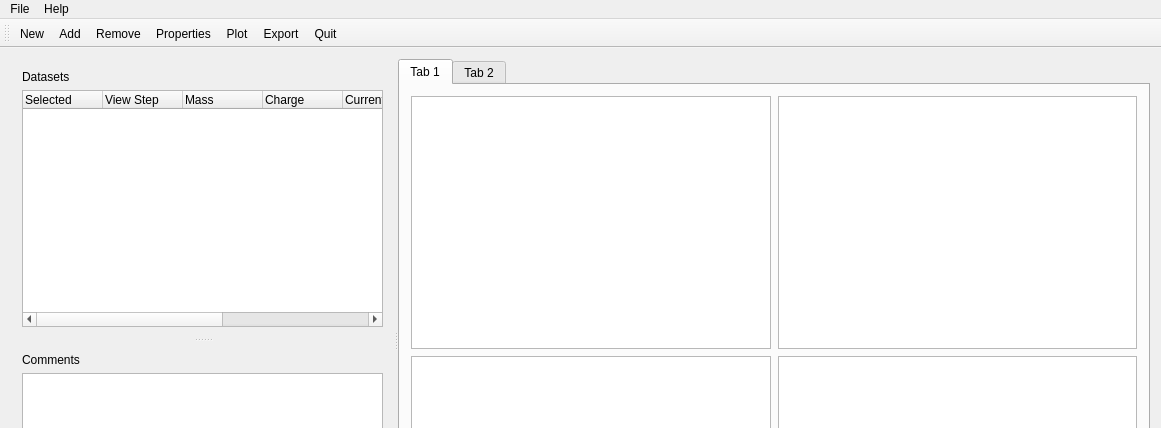
Above: py_particle_processor_qt/mainwindow.ui from DanielWinklehner/py_particle_processor before the change; both pictures show x 0 to 1161 and y 0 to 428 of the 1161 by 654 pixel window. Below: the same form after it.
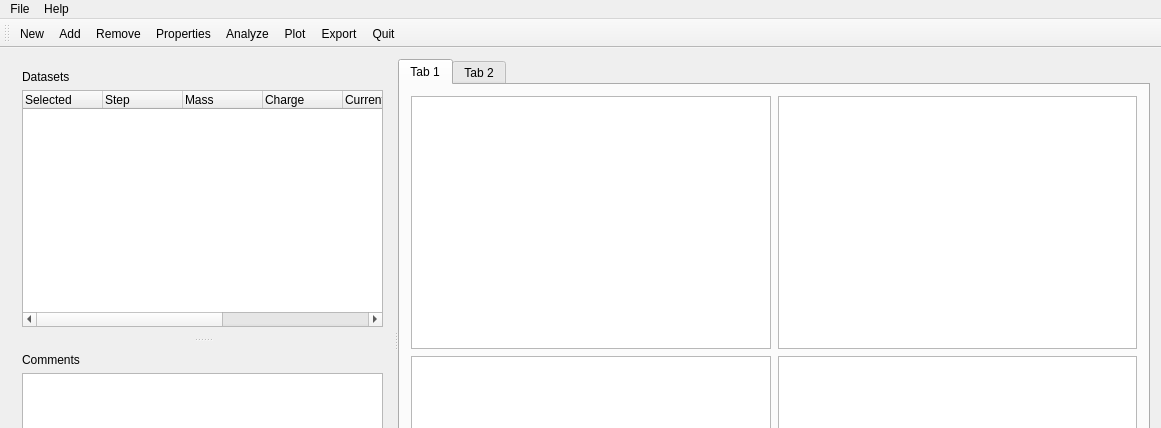
That is the form after the change. Icons and pictures are not drawn. Custom widgets are drawn as their Qt base class.

What changed in the file:
```diff
--- a/py_particle_processor_qt/mainwindow.ui
+++ b/py_particle_processor_qt/mainwindow.ui
@@ -41,6 +41,9 @@
            <property name="selectionMode">
             <enum>QAbstractItemView::NoSelection</enum>
            </property>
+           <property name="textElideMode">
+            <enum>Qt::ElideRight</enum>
+           </property>
            <attribute name="headerVisible">
             <bool>true</bool>
            </attribute>
@@ -50,6 +53,9 @@
            <attribute name="headerDefaultSectionSize">
             <number>80</number>
            </attribute>
+           <attribute name="headerMinimumSectionSize">
+            <number>1</number>
+           </attribute>
            <attribute name="headerStretchLastSection">
             <bool>true</bool>
            </attribute>
@@ -60,7 +66,7 @@
            </column>
            <column>
             <property name="text">
-             <string>View Step</string>
+             <string>Step</string>
             </property>
            </column>
            <column>
@@ -187,6 +193,7 @@
    <addaction name="actionImport_Add"/>
    <addaction name="actionUnload_Selected"/>
    <addaction name="actionProperties"/>
+   <addaction name="actionAnalyze"/>
    <addaction name="actionPlot"/>
    <addaction name="actionExport_For"/>
    <addaction name="actionQuit"/>
@@ -315,6 +322,18 @@
     <string>Plot</string>
    </property>
   </action>
+  <action name="actionAnalyze">
+   <property name="icon">
+    <iconset theme="applications-accessories">
+     <normaloff>.</normaloff>.</iconset>
+   </property>
+   <property name="text">
+    <string>Analyze</string>
+   </property>
+   <property name="toolTip">
+    <string>Analyze</string>
+   </property>
+  </action>
  </widget>
  <layoutdefault spacing="6" margin="11"/>
  <customwidgets>
```
Left out of the diff: 23 changed lines with no effect on the pictures.
